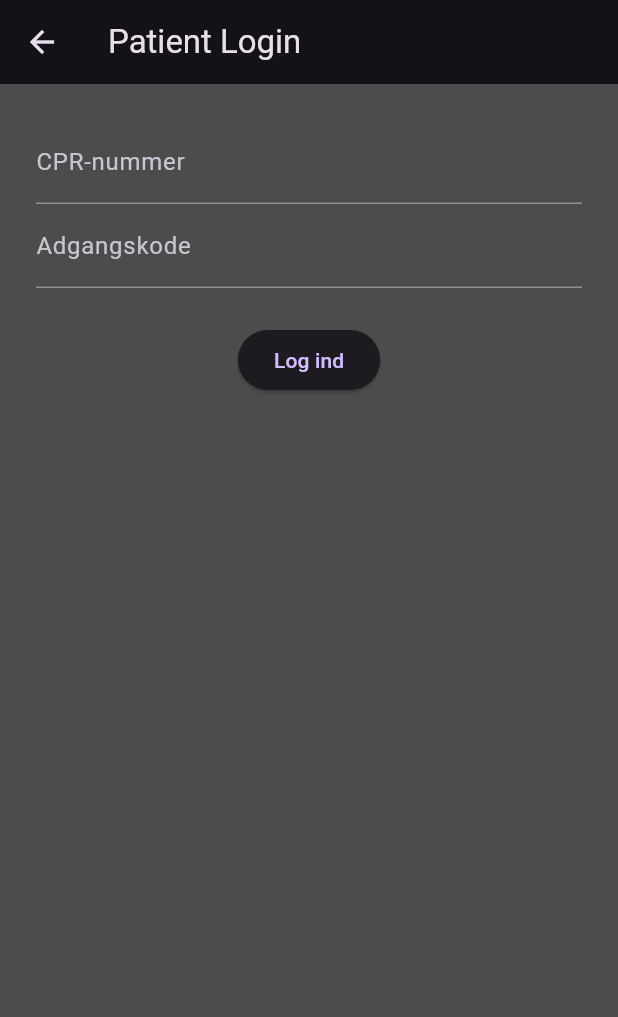
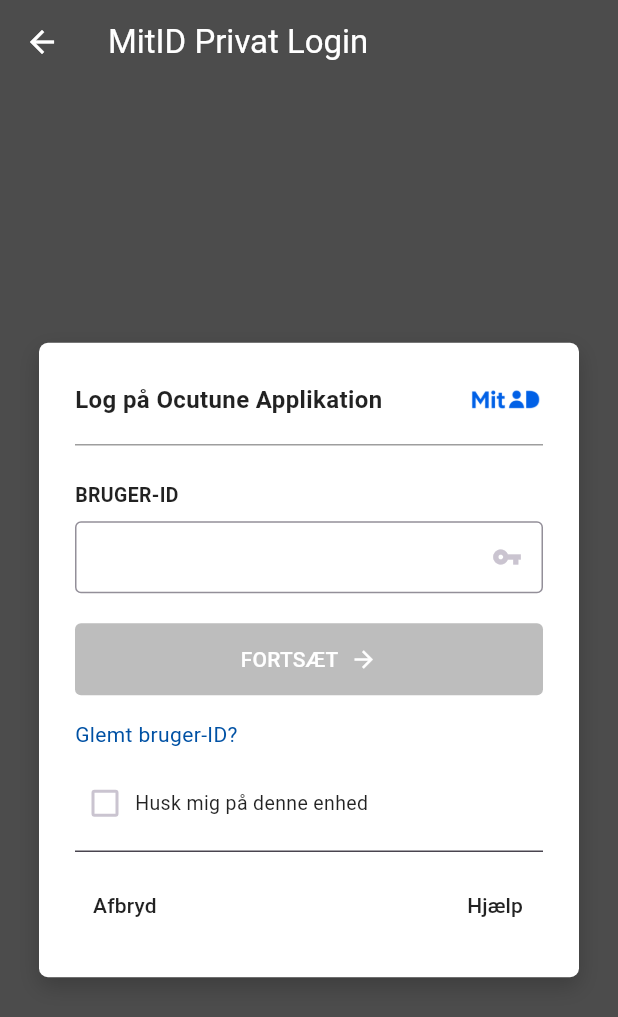
Before and after one commit to brokoline/OcutuneApplication, a Flutter app: the PatientSimulatedLoginScreen screen opened by its route, on a phone screen of 412 x 824 dp. Shown: the top 1017 px of the screen. Run offline on Flutter 3.47's test engine with Material 3 defaults, Android fonts, the phone set to English and light mode, and no system bars; accounts and stored records are empty.

Commit message:
lidt mere p/k login........

```diff
--- a/lib/screens/patient_simulated_login_screen.dart
+++ b/lib/screens/patient_simulated_login_screen.dart
@@ -1,45 +1,31 @@
 import 'package:flutter/material.dart';
+import 'package:ocutune_light_logger/theme/colors.dart';
+import 'package:ocutune_light_logger/widgets/ocutune_mitid_simulated_box.dart';
 
-class PatientSimulatedLoginScreen extends StatefulWidget {
+class PatientSimulatedLoginScreen extends StatelessWidget {
   const PatientSimulatedLoginScreen({super.key});
 
   @override
-  State<PatientSimulatedLoginScreen> createState() => _PatientSimulatedLoginScreenState();
-}
+  Widget build(BuildContext context) {
+    final cprController = TextEditingController();
 
-class _PatientSimulatedLoginScreenState extends State<PatientSimulatedLoginScreen> {
-  final _cprController = TextEditingController();
-  final _passwordController = TextEditingController();
-
-  void _handleLogin() {
-    // TODO: Send til API /sim-login
-    Navigator.pushReplacementNamed(context, '/patient/dashboard');
-  }
-
-  @override
-  Widget build(BuildContext context) {
     return Scaffold(
-      appBar: AppBar(title: const Text('Patient Login')),
+      backgroundColor: darkGray, // din definerede baggrund
+      appBar: AppBar(
+        backgroundColor: darkGray,
+        elevation: 0,
+        iconTheme: const IconThemeData(color: Colors.white),
+        title: const Text('MitID Privat Login', style: TextStyle(color: Colors.white)),
+      ),
       body: Padding(
-        padding: const EdgeInsets.all(24),
-        child: Column(
-          children: [
-            TextField(
-              controller: _cprController,
-              decoration: const InputDecoration(labelText: 'CPR-nummer'),
-              keyboardType: TextInputType.number,
-            ),
-            TextField(
-              controller: _passwordController,
-              decoration: const InputDecoration(labelText: 'Adgangskode'),
-              obscureText: true,
-            ),
-            const SizedBox(height: 24),
-            ElevatedButton(
-              onPressed: _handleLogin,
-              child: const Text('Log ind'),
-            ),
-          ],
+        padding: const EdgeInsets.symmetric(horizontal: 24),
+        child: SimulatedMitIDBox(
+          title: 'Log på Ocutune Applikation',
+          controller: cprController,
+          onContinue: () {
+            // TODO: API-kald til /sim-login
+            Navigator.pushReplacementNamed(context, '/patient/dashboard');
+          },
         ),
       ),
     );
--- /dev/null
+++ b/lib/widgets/ocutune_mitid_simulated_box.dart
@@ -0,0 +1,232 @@
+import 'package:flutter/material.dart';
+
+class SimulatedMitIDBox extends StatefulWidget {
+  final String title;
+  final VoidCallback? onContinue;
+  final TextEditingController controller;
+
+  const SimulatedMitIDBox({
+    super.key,
+    required this.title,
+    required this.controller,
+    this.onContinue,
+  });
+
+  @override
+  State<SimulatedMitIDBox> createState() => _SimulatedMitIDBoxState();
+}
+
+class _SimulatedMitIDBoxState extends State<SimulatedMitIDBox> {
+  bool rememberMe = false;
+
+  void _showDialogBox({
+    required String title,
+    required String content,
+    required String buttonText,
+  }) {
+    showDialog(
+      context: context,
+      builder: (context) => AlertDialog(
+        shape: RoundedRectangleBorder(borderRadius: BorderRadius.circular(16)),
+        backgroundColor: const Color(0xFF2B2B2B),
+        title: Text(title, style: const TextStyle(color: Colors.white)),
+        content: Text(content,
+            style: const TextStyle(color: Colors.white70, height: 1.4)),
+        actions: [
+          TextButton(
+            onPressed: () => Navigator.pop(context),
+            child: Text(buttonText,
+                style: const TextStyle(color: Color(0xFF7F7FBF))),
+          ),
+        ],
+      ),
+    );
+  }
+
+  void _showHelpDialog() {
+    _showDialogBox(
+      title: 'Hjælp (?!?!)',
+      content:
+      'Dette er et simuleret MitID-login.\n\n'
+          'Vi kan desværre ikke hjælpe dig — fordi vi selv har brug for hjælp 🤯\n\n'
+          'Tak til Digitaliseringsstyrelsen, eller .... noget.',
+      buttonText: 'Got it 👊',
+    );
+  }
+
+  void _showForgotDialog() {
+    _showDialogBox(
+      title: 'Glemt bruger-ID? 🤔',
+      content:
+      'Tror du vi har adgang til CPR-registret?\n\n'
+          'Vi husker intet her – det er trods alt bare en wannabe-simulering',
+      buttonText: 'Faiiiiiiir nok',
+    );
+  }
+
+  void _showRememberMeDialog() {
+    _showDialogBox(
+      title: 'Husk mig? 🤖',
+      content:
+      'Hvis du virkelig vil gemmes, må du selv kode det.\n\n'
+          'Vi husker intet her – det er trods alt bare en wannabe-simulering',
+      buttonText: 'Faiiiiiiir nok',
+    );
+  }
+
+  void _handleCancel() {
+    Navigator.pushNamedAndRemoveUntil(context, '/login', (route) => false);
+  }
+
+  @override
+  Widget build(BuildContext context) {
+    return LayoutBuilder(
+      builder: (context, constraints) {
+        return Center(
+          child: ConstrainedBox(
+            constraints: const BoxConstraints(maxWidth: 360),
+            child: Container(
+              padding: const EdgeInsets.all(24),
+              decoration: BoxDecoration(
+                color: Colors.white,
+                borderRadius: BorderRadius.circular(6),
+                boxShadow: const [
+                  BoxShadow(
+                    color: Color.fromRGBO(0, 0, 0, 0.2),
+                    blurRadius: 12,
+                    offset: Offset(0, 6),
+                  ),
+                ],
+              ),
+              child: Column(
+                mainAxisSize: MainAxisSize.min,
+                crossAxisAlignment: CrossAxisAlignment.start,
+                children: [
+                  // Header
+                  Row(
+                    mainAxisAlignment: MainAxisAlignment.spaceBetween,
+                    children: [
+                      Expanded(
+                        child: Text(
+                          widget.title,
+                          style: const TextStyle(
+                            fontWeight: FontWeight.w600,
+                            fontSize: 16,
+                            overflow: TextOverflow.ellipsis,
+                            color: Colors.black87,
+                          ),
+                        ),
+                      ),
+                      const SizedBox(width: 12),
+                      Image.asset(
+                        'assets/icon/mitid_logo.png',
+                        height: 28,
+                      ),
+                    ],
+                  ),
+                  const Divider(height: 32, color: Colors.grey),
+                  const SizedBox(height: 8),
+                  const Text(
+                    'BRUGER-ID',
+                    style: TextStyle(
+                      fontWeight: FontWeight.bold,
+                      fontSize: 13,
+                      color: Colors.black87,
+                    ),
+                  ),
+                  const SizedBox(height: 8),
+                  TextField(
+                    controller: widget.controller,
+                    decoration: InputDecoration(
+                      suffixIcon: const Icon(Icons.vpn_key, size: 20),
+                      border: OutlineInputBorder(
+                        borderRadius: BorderRadius.circular(4),
+                      ),
+                      focusedBorder: const OutlineInputBorder(
+                        borderSide: BorderSide(color: Color(0xFF0051A4), width: 2),
+                      ),
+                      isDense: true,
+                    ),
+                  ),
+                  const SizedBox(height: 20),
+                  SizedBox(
+                    width: double.infinity,
+                    child: ElevatedButton(
+                      onPressed: widget.onContinue,
+                      style: ElevatedButton.styleFrom(
+                        backgroundColor: Colors.grey.shade400,
+                        foregroundColor: Colors.white,
+                        elevation: 0,
+                        padding: const EdgeInsets.symmetric(vertical: 14),
+                        shape: RoundedRectangleBorder(
+                          borderRadius: BorderRadius.circular(4),
+                        ),
+                      ),
+                      child: const Row(
+                        mainAxisAlignment: MainAxisAlignment.center,
+                        children: [
+                          Text('FORTSÆT'),
+                          SizedBox(width: 8),
+                          Icon(Icons.arrow_forward),
+                        ],
+                      ),
+                    ),
+                  ),
+                  const SizedBox(height: 16),
+                  GestureDetector(
+                    onTap: _showForgotDialog,
+                    child: const Text(
+                      'Glemt bruger-ID?',
+                      style: TextStyle(color: Color(0xFF0051A4), fontSize: 14),
+                    ),
+                  ),
+                  const SizedBox(height: 16),
+                  InkWell(
+                    onTap: () {
+                      setState(() => rememberMe = !rememberMe);
+                      _showRememberMeDialog();
+                    },
+                    child: Row(
+                      children: [
+                        Checkbox(
+                          value: rememberMe,
+                          onChanged: (value) {
+                            setState(() {
+                              rememberMe = value ?? false;
+                            });
+                          },
+                          activeColor: const Color(0xFF0051A4),
+                          visualDensity: VisualDensity.compact,
+                        ),
+                        const Expanded(
+                          child: Text(
+                            'Husk mig på denne enhed',
+                            style: TextStyle(fontSize: 13, color: Colors.black87),
+                          ),
+                        ),
+                      ],
+                    ),
+                  ),
+                  const Divider(height: 24),
+                  Row(
+                    mainAxisAlignment: MainAxisAlignment.spaceBetween,
+                    children: [
+                      TextButton(
+                        onPressed: _handleCancel,
+                        child: const Text('Afbryd', style: TextStyle(color: Colors.black87)),
+                      ),
+                      TextButton(
+                        onPressed: _showHelpDialog,
+                        child: const Text('Hjælp', style: TextStyle(color: Colors.black87)),
+                      ),
+                    ],
+                  )
+                ],
+              ),
+            ),
+          ),
+        );
+      },
+    );
+  }
+}
--- a/pubspec.yaml
+++ b/pubspec.yaml
@@ -26,6 +26,7 @@
   assets:
     - assets/logo_ocutune.png
     - assets/icon/icon.png
+    - assets/icon/mitid_logo.png
     - assets/images/lark.png
     - assets/images/dove.png
     - assets/images/nightowl.png
```
Also changed, not shown: lib/screens/clinician_simulated_login_screen.dart (+20 -34 lines), assets/icon/mitid_logo.png (added), pubspec.lock.
